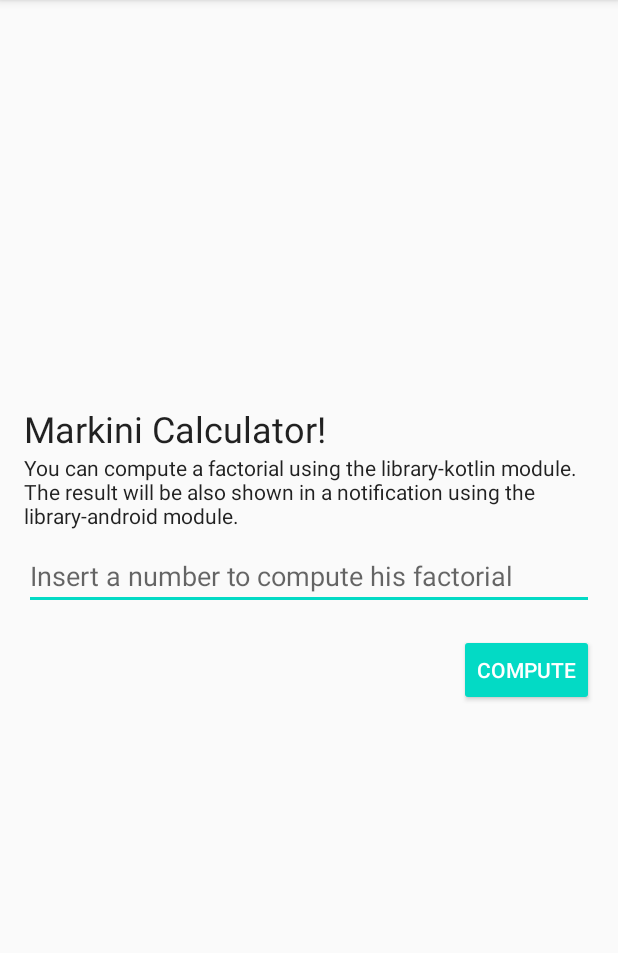
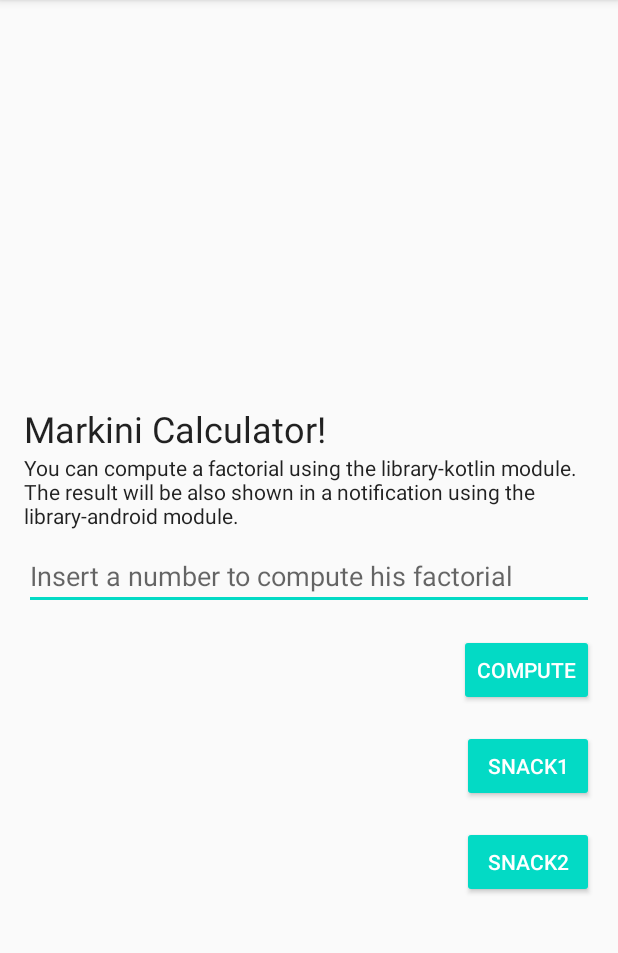
Before and after one commit to markini/Daggerino, an Android app: the screen it shows after launch (MainActivity), on a phone screen of 412 x 824 dp, the part 84-1037 px from its top. Run offline under Robolectric (Android 15) with nearby library versions, the phone set to English and light mode, and no system bars; our stand-ins replace Dagger/Hilt's generated code, Timber; 1 statement that could not run was skipped.

Commit message:
Just a possibility to run our injected snackbar creators

```diff
--- a/app/src/main/java/at/marki/daggerino/views/calculator/CalculatorFragment.kt
+++ b/app/src/main/java/at/marki/daggerino/views/calculator/CalculatorFragment.kt
@@ -46,7 +46,6 @@ class CalculatorFragment : BaseFragment(R.layout.fragment_calculator) {
         binding = fragmentCalculatorBinding
 
         binding?.btnCompute?.setOnClickListener {
-            snackCreator2.showMessageSnackbar(getView()!!, "AAAAHHHHHHH!!!")
             val input = binding?.etFactorial?.text.toString()
             val number = if (input.isBlank()) 0 else input.toInt()
             val result = FactorialCalculator.computeFactorial(number).toString()
@@ -60,6 +59,17 @@ class CalculatorFragment : BaseFragment(R.layout.fragment_calculator) {
                 message = result
             )
         }
+
+        binding?.btnSnack1?.setOnClickListener { snack1Click() }
+        binding?.btnSnack2?.setOnClickListener { snack2Click() }
+    }
+
+    private fun snack1Click() {
+        snackCreator1.showMessageSnackbar(view!!, "Snack 1 Click")
+    }
+
+    private fun snack2Click() {
+        snackCreator2.showMessageSnackbar(view!!, "Snack 2 Click")
     }
 
     override fun onStart() {
--- a/app/src/main/res/layout/fragment_calculator.xml
+++ b/app/src/main/res/layout/fragment_calculator.xml
@@ -61,4 +61,24 @@
         app:layout_constraintEnd_toEndOf="parent"
         app:layout_constraintTop_toBottomOf="@+id/tv_result" />
 
+    <Button
+        android:id="@+id/btn_snack1"
+        style="@style/Widget.AppCompat.Button.Colored"
+        android:layout_width="wrap_content"
+        android:layout_height="wrap_content"
+        android:layout_marginTop="@dimen/doub_grid_size"
+        android:text="@string/snack1"
+        app:layout_constraintEnd_toEndOf="parent"
+        app:layout_constraintTop_toBottomOf="@+id/btn_compute" />
+
+    <Button
+        android:id="@+id/btn_snack2"
+        style="@style/Widget.AppCompat.Button.Colored"
+        android:layout_width="wrap_content"
+        android:layout_height="wrap_content"
+        android:layout_marginTop="@dimen/doub_grid_size"
+        android:text="@string/snack2"
+        app:layout_constraintEnd_toEndOf="parent"
+        app:layout_constraintTop_toBottomOf="@+id/btn_snack1" />
+
 </androidx.constraintlayout.widget.ConstraintLayout>
--- a/app/src/main/res/values/strings.xml
+++ b/app/src/main/res/values/strings.xml
@@ -4,5 +4,7 @@
     <string name="description">You can compute a factorial using the library-kotlin module. The result will be also shown in a notification using the library-android module.</string>
     <string name="factorial_hint">Insert a number to compute his factorial</string>
     <string name="compute">Compute</string>
+    <string name="snack1">Snack1</string>
+    <string name="snack2">Snack2</string>
     <string name="notification_title">The Result is:</string>
 </resources>
```
